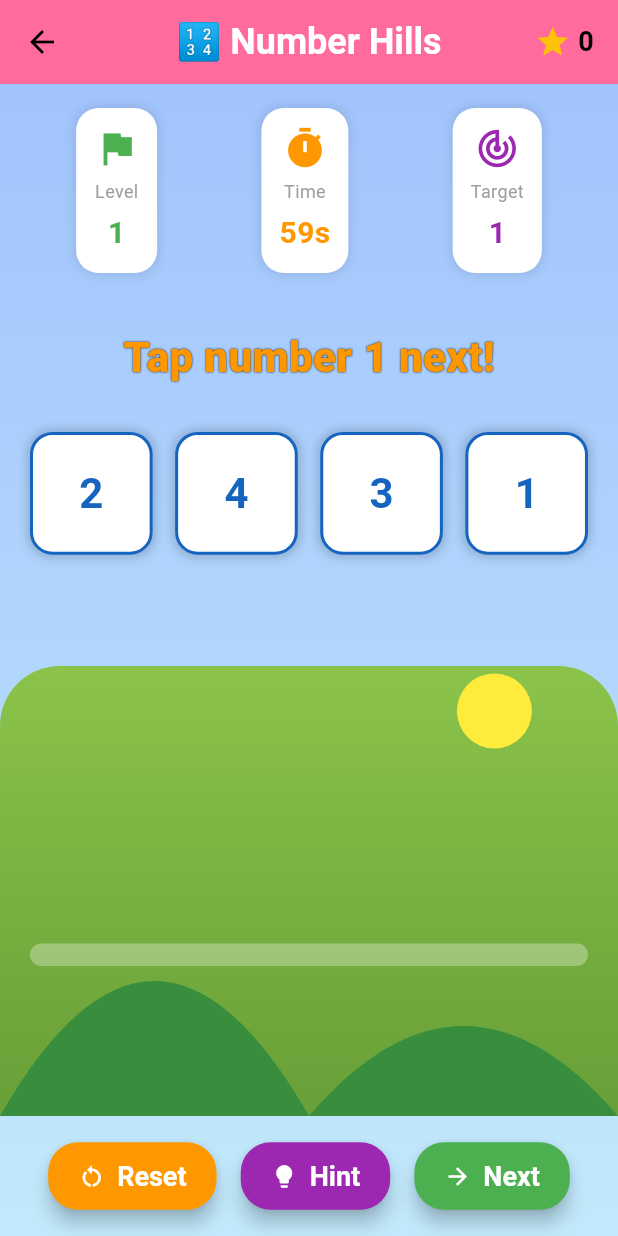
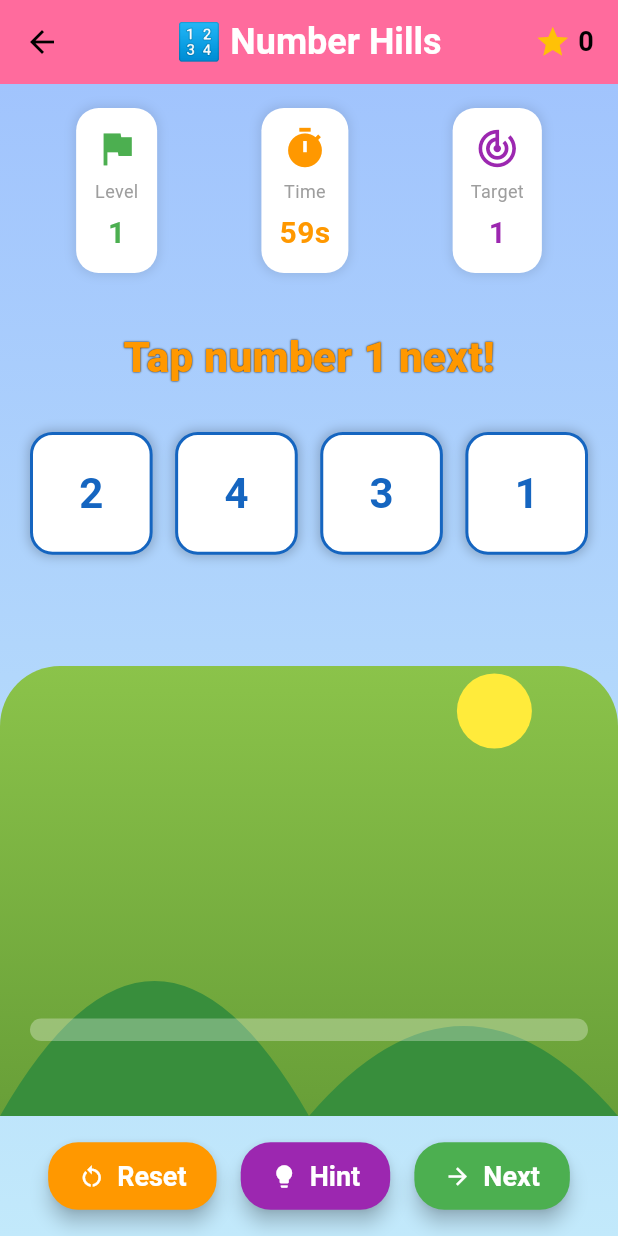
Before and after one commit to LokmanHossen/MagicGameForChild, a Flutter app: the NumberGameScreen screen opened by its route, on a phone screen of 412 x 824 dp. Run offline on Flutter 3.47's test engine with Material 3 defaults, Android fonts, the phone set to English and light mode, and no system bars; our stand-ins replace flutter_tts, get, get_storage; accounts and stored records are empty; Roboto replaces fonts that are missing (Comic Sans MS).

Commit message:
Update number game

```diff
--- a/lib/screens/games/number_game/number_game_controller.dart
+++ b/lib/screens/games/number_game/number_game_controller.dart
@@ -1,182 +1,3 @@
-// import 'dart:async';
-// import 'package:get/get.dart';
-
-// class NumberGameController extends GetxController {
-//   // Game State
-//   final RxInt score = 0.obs;
-//   final RxInt currentLevel = 1.obs;
-//   final RxInt timeRemaining = 60.obs;
-//   final RxInt targetNumber = 1.obs;
-//   final RxList<int> selectedNumbers = <int>[].obs;
-//   final RxList<int> numbers = <int>[].obs;
-//   final RxDouble progress = 0.0.obs;
-//   final RxBool showHint = false.obs;
-
-//   // Animation States
-//   final RxBool showWrongAnimation = false.obs;
-//   final RxBool showCorrectAnimation = false.obs;
-
-//   Timer? _gameTimer;
-//   Timer? _hintTimer;
-
-//   @override
-//   void onInit() {
-//     super.onInit();
-//     _startGame();
-//     _startTimer();
-//   }
-
-//   void _startGame() {
-//     // Initialize numbers for the level
-//     numbers.clear();
-//     selectedNumbers.clear();
-//     showHint.value = false;
-//     hideWrongAnimation();
-//     hideCorrectAnimation();
-
-//     // Generate random numbers
-//     final count = 4 + (currentLevel.value - 1) * 2;
-//     final tempNumbers = <int>[];
-//     for (int i = 1; i <= count; i++) {
-//       tempNumbers.add(i);
-//     }
-
-//     tempNumbers.shuffle();
-//     numbers.assignAll(tempNumbers);
-
-//     targetNumber.value = 1;
-//     progress.value = 0.0;
-//   }
-
-//   void _startTimer() {
-//     _gameTimer?.cancel();
-//     timeRemaining.value = 60;
-
-//     _gameTimer = Timer.periodic(const Duration(seconds: 1), (timer) {
-//       if (timeRemaining.value > 0) {
-//         timeRemaining.value--;
-//       } else {
-//         timer.cancel();
-//         showWrongAnimation.value = true;
-//         Future.delayed(const Duration(seconds: 2), () {
-//           _levelComplete();
-//         });
-//       }
-//     });
-//   }
-
-//   void selectNumber(int number) {
-//     if (selectedNumbers.contains(number)) return;
-
-//     if (showHint.value && number == targetNumber.value) {
-//       showHint.value = false;
-//     }
-
-//     if (number == targetNumber.value) {
-//       // Correct number
-//       selectedNumbers.add(number);
-//       targetNumber.value++;
-//       score.value += 10;
-
-//       // Show correct animation
-//       showCorrectAnimation.value = true;
-
-//       progress.value = selectedNumbers.length / numbers.length;
-
-//       if (selectedNumbers.length == numbers.length) {
-//         _levelComplete();
-//       }
-//     } else {
-//       // Wrong number
-//       score.value -= 5;
-//       if (score.value < 0) score.value = 0;
-
-//       // Show wrong animation
-//       showWrongAnimation.value = true;
-//     }
-//   }
-
-//   bool isCorrectNumberOrder(int number) {
-//     if (!selectedNumbers.contains(number)) return false;
-//     return number == selectedNumbers.indexOf(number) + 1;
-//   }
-
-//   void _levelComplete() {
-//     _gameTimer?.cancel();
-//     _hintTimer?.cancel();
-//     score.value += 50;
-
-//     showCorrectAnimation.value = true;
-
-//     Future.delayed(const Duration(seconds: 2), () {
-//       currentLevel.value++;
-//       _startGame();
-//       _startTimer();
-//     });
-//   }
-
-//   void completeLevel() {
-//     if (selectedNumbers.length == numbers.length) {
-//       _levelComplete();
-//     } else {
-//       showWrongAnimation.value = true;
-//     }
-//   }
-
-//   void provideHint() {
-//     if (score.value >= 20 && !showHint.value) {
-//       score.value -= 20;
-//       showHint.value = true;
-
-//       _hintTimer?.cancel();
-//       _hintTimer = Timer(const Duration(seconds: 10), () {
-//         showHint.value = false;
-//       });
-//     } else if (showHint.value) {
-//       // Hint already active - show a quick feedback
-//       showCorrectAnimation.value = true;
-//       Future.delayed(const Duration(milliseconds: 800), () {
-//         hideCorrectAnimation();
-//       });
-//     } else {
-//       showWrongAnimation.value = true;
-//     }
-//   }
-
-//   void resetGame() {
-//     selectedNumbers.clear();
-//     targetNumber.value = 1;
-//     progress.value = 0.0;
-//     showHint.value = false;
-//     hideWrongAnimation();
-//     hideCorrectAnimation();
-//     _hintTimer?.cancel();
-//     _startGame();
-//     _startTimer();
-//   }
-
-//   // Animation control methods
-//   void hideWrongAnimation() {
-//     showWrongAnimation.value = false;
-//   }
-
-//   void hideCorrectAnimation() {
-//     showCorrectAnimation.value = false;
-//   }
-
-//   void quitGame() {
-//     _gameTimer?.cancel();
-//     _hintTimer?.cancel();
-//     Get.back();
-//   }
-
-//   @override
-//   void onClose() {
-//     _gameTimer?.cancel();
-//     _hintTimer?.cancel();
-//     super.onClose();
-//   }
-// }
 import 'dart:async';
 import 'package:flutter/foundation.dart';
 import 'package:flutter/material.dart';
@@ -186,7 +7,6 @@ import 'package:magic_learning_world/services/storage_service.dart';
 class NumberGameController extends GetxController {
   final StorageService _storageService = StorageService();
 
-  // Game State
   final RxInt score = 0.obs;
   final RxInt currentLevel = 1.obs;
   final RxInt timeRemaining = 60.obs;
@@ -196,16 +16,13 @@ class NumberGameController extends GetxController {
   final RxDouble progress = 0.0.obs;
   final RxBool showHint = false.obs;
 
-  // Animation States
   final RxBool showWrongAnimation = false.obs;
   final RxBool showCorrectAnimation = false.obs;
 
-  // Game completion tracking
   final RxInt totalStarsEarned = 0.obs;
   final RxInt levelsCompleted = 0.obs;
 
-  // Constants
-  final int maxLevels = 10; // Total levels in the game
+  final int maxLevels = 10;
 
   Timer? _gameTimer;
   Timer? _hintTimer;
@@ -213,7 +30,7 @@ class NumberGameController extends GetxController {
   @override
   void onInit() {
     super.onInit();
-    _loadGameState(); // Load saved state
+    _loadGameState();
     _startGame();
     _startTimer();
   }
@@ -221,18 +38,14 @@ class NumberGameController extends GetxController {
   void _loadGameState() {
     final user = _storageService.getUser();
     if (user != null) {
-      // Load saved level from user model
-      // We need to store level separately in gameProgress
       final savedLevel = user.gameProgress['numbers_level'] ?? 1;
 
-      // Ensure level doesn't exceed maxLevels
       if (savedLevel > maxLevels) {
         currentLevel.value = maxLevels;
       } else {
         currentLevel.value = savedLevel;
       }
 
-      // Calculate how many levels have been completed
       levelsCompleted.value = currentLevel.value - 1;
 
       if (kDebugMode) {
@@ -242,14 +55,12 @@ class NumberGameController extends GetxController {
   }
 
   void _startGame() {
-    // Initialize numbers for the level
     numbers.clear();
     selectedNumbers.clear();
     showHint.value = false;
     hideWrongAnimation();
     hideCorrectAnimation();
 
-    // Generate random numbers based on current level
     final count = 4 + (currentLevel.value - 1) * 2;
     final tempNumbers = <int>[];
     for (int i = 1; i <= count; i++) {
@@ -266,15 +77,12 @@ class NumberGameController extends GetxController {
   void _saveGameState() {
     final user = _storageService.getUser();
     if (user != null) {
-      // Save current level to storage
       user.gameProgress['numbers_level'] = currentLevel.value;
 
-      // Calculate overall progress percentage
       int overallProgress =
           ((currentLevel.value - 1) / maxLevels * 100).toInt();
       user.updateGameProgress('numbers', overallProgress);
 
-      // Save to storage
       _storageService.updateUser(user);
 
       if (kDebugMode) {
@@ -309,12 +117,10 @@ class NumberGameController extends GetxController {
     }
 
     if (number == targetNumber.value) {
-      // Correct number
       selectedNumbers.add(number);
       targetNumber.value++;
       score.value += 10;
 
-      // Show correct animation
       showCorrectAnimation.value = true;
 
       progress.value = selectedNumbers.length / numbers.length;
@@ -323,11 +129,8 @@ class NumberGameController extends GetxController {
         _levelComplete();
       }
     } else {
-      // Wrong number
       score.value -= 5;
       if (score.value < 0) score.value = 0;
-
-      // Show wrong animation
       showWrongAnimation.value = true;
     }
   }
@@ -341,7 +144,6 @@ class NumberGameController extends GetxController {
     _gameTimer?.cancel();
     _hintTimer?.cancel();
 
-    // Add bonus stars for completing level
     int levelBonus = 50;
     score.value += levelBonus;
     totalStarsEarned.value = score.value;
@@ -351,13 +153,10 @@ class NumberGameController extends GetxController {
 
     Future.delayed(const Duration(seconds: 2), () {
       if (currentLevel.value < maxLevels) {
-        // Save current state before advancing
         _saveGameState();
 
-        // Advance to next level
         currentLevel.value++;
 
-        // Start next level
         _startGame();
         _startTimer();
       } else {
@@ -375,17 +174,13 @@ class NumberGameController extends GetxController {
   }
 
   void finishGame() {
-    // Save stars and progress to storage
     final user = _storageService.getUser();
     if (user != null) {
-      // Add earned stars
       user.addStars(totalStarsEarned.value);
 
-      // Mark game as completed (100%)
       user.updateGameProgress('numbers', 100);
       user.gameProgress['numbers_level'] = maxLevels;
 
-      // Save to storage
       _storageService.updateUser(user);
     }
 
@@ -402,7 +197,7 @@ class NumberGameController extends GetxController {
   }
 
   void provideHint() {
-    if (score.value >= 20 && !showHint.value) {
+    if (score.value >= 0 && !showHint.value) {
       score.value -= 20;
       showHint.value = true;
 
@@ -432,7 +227,6 @@ class NumberGameController extends GetxController {
     _startTimer();
   }
 
-  // Animation control methods
   void hideWrongAnimation() {
     showWrongAnimation.value = false;
   }
@@ -442,13 +236,10 @@ class NumberGameController extends GetxController {
   }
 
   void quitGame() {
-    // Save progress when quitting
     final user = _storageService.getUser();
     if (user != null) {
-      // Save partial stars
       user.addStars(score.value);
 
-      // Save current level
       _saveGameState();
 
       _storageService.updateUser(user);
@@ -461,7 +252,6 @@ class NumberGameController extends GetxController {
 
   @override
   void onClose() {
-    // Save progress when controller closes
     final user = _storageService.getUser();
     if (user != null && currentLevel.value > 1) {
       _saveGameState();
--- a/lib/screens/games/number_game/number_game_screen.dart
+++ b/lib/screens/games/number_game/number_game_screen.dart
@@ -51,7 +51,6 @@ class NumberGameScreen extends StatelessWidget {
             SafeArea(
               child: Column(
                 children: [
-                  // Game Stats
                   Padding(
                     padding: const EdgeInsets.all(16.0),
                     child: Obx(() => Row(
@@ -78,12 +77,9 @@ class NumberGameScreen extends StatelessWidget {
                           ],
                         )),
                   ),
-
-                  // Hill Background with Numbers
                   Expanded(
                     child: Stack(
                       children: [
-                        // Hills Background
                         Positioned(
                           bottom: 0,
                           left: 0,
@@ -109,8 +105,6 @@ class NumberGameScreen extends StatelessWidget {
                             ),
                           ),
                         ),
-
-                        // Game Content
                         Column(
                           children: [
                             const SizedBox(height: 20),
@@ -129,7 +123,6 @@ class NumberGameScreen extends StatelessWidget {
                                   ),
                                 )),
                             const SizedBox(height: 10),
-                            // Number Grid
                             Expanded(
                               child: Obx(() => GridView.builder(
                                     padding: const EdgeInsets.all(20),
@@ -173,8 +166,10 @@ class NumberGameScreen extends StatelessWidget {
                                               borderRadius:
                                                   BorderRadius.circular(15),
                                               border: Border.all(
-                                                color: Colors.blue.shade800,
-                                                width: 2,
+                                                color: isHintNumber
+                                                    ? Colors.orange
+                                                    : Colors.blue.shade800,
+                                                width: isHintNumber ? 4 : 2,
                                               ),
                                               boxShadow: [
                                                 BoxShadow(
@@ -241,10 +236,8 @@ class NumberGameScreen extends StatelessWidget {
                             ),
                           ],
                         ),
-
-                        // Progress Indicator
                         Positioned(
-                          bottom: 100,
+                          bottom: 50,
                           left: 20,
                           right: 20,
                           child: Obx(() => LinearProgressIndicator(
@@ -252,7 +245,7 @@ class NumberGameScreen extends StatelessWidget {
                                 backgroundColor:
                                     Colors.white.withValues(alpha: 0.3),
                                 valueColor: const AlwaysStoppedAnimation<Color>(
-                                    Colors.green),
+                                    Colors.amber),
                                 minHeight: 15,
                                 borderRadius: BorderRadius.circular(10),
                               )),
@@ -260,14 +253,11 @@ class NumberGameScreen extends StatelessWidget {
                       ],
                     ),
                   ),
-
-                  // Control Buttons
                   Padding(
                     padding: const EdgeInsets.all(16.0),
                     child: Row(
                       mainAxisAlignment: MainAxisAlignment.spaceEvenly,
                       children: [
-                        // Reset Button
                         ElevatedButton.icon(
                           onPressed: controller.resetGame,
                           style: ElevatedButton.styleFrom(
@@ -348,7 +338,6 @@ class NumberGameScreen extends StatelessWidget {
               ),
             ),
 
-            // Wrong Emoji Animation
             Obx(() => controller.showWrongAnimation.value
                 ? Positioned.fill(
                     child: Center(
@@ -480,7 +469,6 @@ class NumberGameScreen extends StatelessWidget {
   }
 }
 
-// Custom painter for hills
 class _HillPainter extends CustomPainter {
   @override
   void paint(Canvas canvas, Size size) {
@@ -488,7 +476,6 @@ class _HillPainter extends CustomPainter {
       ..color = Colors.green.shade700
       ..style = PaintingStyle.fill;
 
-    // Draw hills
     final path = Path();
     path.moveTo(0, size.height);
     path.quadraticBezierTo(
@@ -501,7 +488,6 @@ class _HillPainter extends CustomPainter {
 
     canvas.drawPath(path, paint);
 
-    // Draw sun
     final sunPaint = Paint()
       ..color = Colors.yellow
       ..style = PaintingStyle.fill;
```
